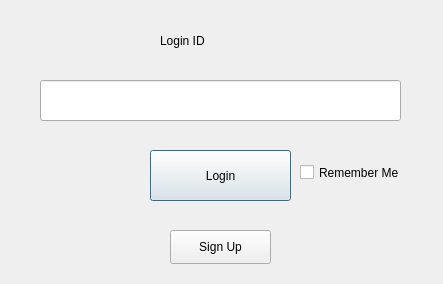
Old version of the form login.ui in the repository vivek3141/CommunicationForDeaf.
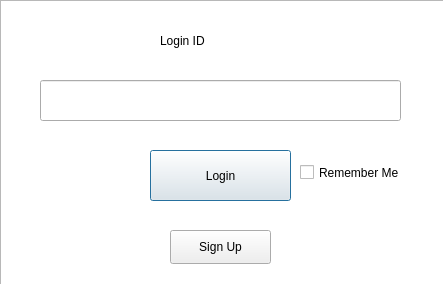
New version of the form. Icons and pictures are not drawn.

```diff
--- a/login.ui
+++ b/login.ui
@@ -84,6 +84,25 @@
     <string>Remember Me</string>
    </property>
   </widget>
+  <widget class="QGraphicsView" name="graphicsView">
+   <property name="geometry">
+    <rect>
+     <x>0</x>
+     <y>0</y>
+     <width>451</width>
+     <height>291</height>
+    </rect>
+   </property>
+   <property name="styleSheet">
+    <string notr="true">border-image: url(:/newPrefix/back.jpg) 0 0 0 0 stretch stretch;</string>
+   </property>
+  </widget>
+  <zorder>graphicsView</zorder>
+  <zorder>le_login</zorder>
+  <zorder>label</zorder>
+  <zorder>pb_login</zorder>
+  <zorder>pb_signup</zorder>
+  <zorder>cb_r</zorder>
  </widget>
  <resources/>
  <connections/>
```
Left out of the diff: 4 changed lines with no effect on the pictures.
